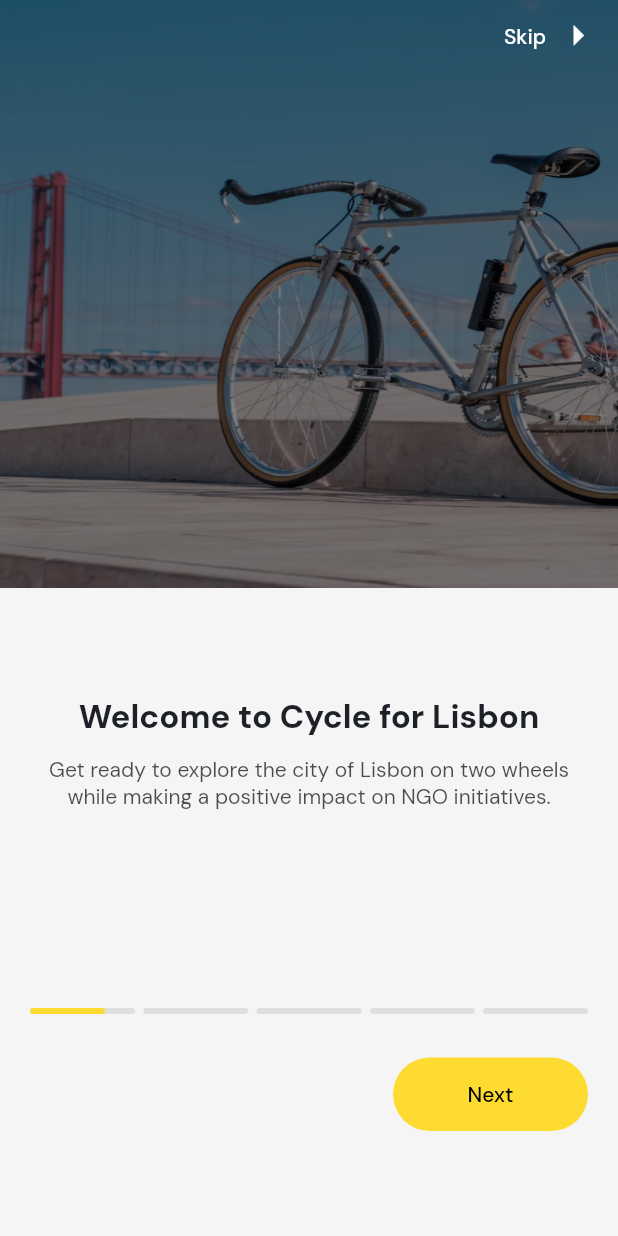
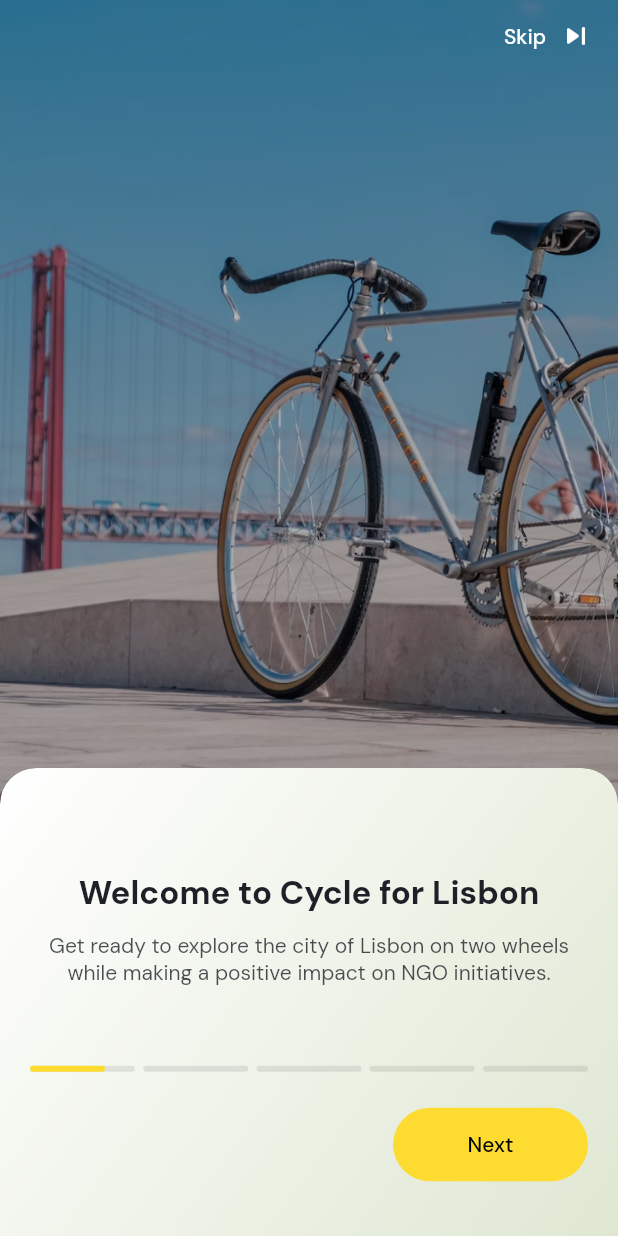
Before and after one commit to ChebacGrigore/Cycle_for_Lisbon_flutter, a Flutter app: the screen it shows after launch, on a phone screen of 412 x 824 dp. Run offline on Flutter 3.47's test engine with Material 2 defaults, Android fonts, the phone set to English and light mode, and no system bars; our stand-ins replace easy_localization, flutter_map, flutter_riverpod, flutter_svg, google_fonts, latlong2.

Commit message:
screen update

```diff
--- a/lib/view/screens/auth/onboarding.dart
+++ b/lib/view/screens/auth/onboarding.dart
@@ -55,12 +55,13 @@ class _OnboardingState extends State<Onboarding> {
   Widget build(BuildContext context) {
     return Scaffold(
       backgroundColor: AppColors.background,
-      body: SingleChildScrollView(
-        child: Column(
-          children: [
-            Container(
+      body: Stack(
+        children: [
+          Align(
+            alignment: Alignment.topCenter,
+            child: Container(
               width: double.infinity,
-              height: MediaQuery.of(context).size.height / 2 - 20,
+              height: MediaQuery.of(context).size.height / 2 + 150,
               decoration: BoxDecoration(
                 image: DecorationImage(
                   fit: BoxFit.fill,
@@ -70,7 +71,7 @@ class _OnboardingState extends State<Onboarding> {
                 ),
               ),
               child: Container(
-                color: AppColors.black.withOpacity(0.5),
+                color: AppColors.black.withOpacity(0.3),
                 child: SafeArea(
                   child: Align(
                     alignment: Alignment.topRight,
@@ -85,18 +86,39 @@ class _OnboardingState extends State<Onboarding> {
                         'skip'.tr(),
                         style: GoogleFonts.dmSans(),
                       ),
-                      label: const Icon(CFLIcons.skipArrow),
+                      label: const Icon(Icons.skip_next_rounded),
                     ),
                   ),
                 ),
               ),
             ),
-            const SizedBox(height: 51),
-            SafeArea(
-              child: Padding(
-                padding: const EdgeInsets.all(20),
+          ),
+
+          Align(
+            alignment: Alignment.bottomCenter,
+            child: ClipRRect(
+              borderRadius: const BorderRadius.only(
+                topLeft: Radius.circular(24),
+                topRight: Radius.circular(24),
+              ),
+              child: Container(
+                height: MediaQuery.of(context).size.height / 2 - 100,
+                padding: const EdgeInsets.only(
+                  left: 20,
+                  right: 20,
+                  top: 32,
+                ),
+                decoration: const BoxDecoration(
+                  color: AppColors.white,
+                  gradient: AppColors.whiteBgGradient,
+                  borderRadius: BorderRadius.only(
+                    topLeft: Radius.circular(24),
+                    topRight: Radius.circular(24),
+                  ),
+                ),
                 child: Column(
                   crossAxisAlignment: CrossAxisAlignment.center,
+                  mainAxisAlignment: MainAxisAlignment.center,
                   children: [
                     Text(
                       items[currentIndex].title,
@@ -108,7 +130,6 @@ class _OnboardingState extends State<Onboarding> {
                     ),
                     const SizedBox(height: 12),
                     SizedBox(
-                      height: 120,
                       child: Text(
                         items[currentIndex].description,
                         textAlign: TextAlign.center,
@@ -119,9 +140,9 @@ class _OnboardingState extends State<Onboarding> {
                       ),
                     ),
                     if (items[currentIndex].patners.isEmpty)
+                      const SizedBox(height: 24),
+                    if (items[currentIndex].patners.isNotEmpty) ...[
                       const SizedBox(height: 19),
-                    if (items[currentIndex].patners.isNotEmpty) ...[
-                      const SizedBox(height: 10),
                       Row(
                         mainAxisAlignment: MainAxisAlignment.spaceBetween,
                         children: items[currentIndex]
@@ -146,7 +167,7 @@ class _OnboardingState extends State<Onboarding> {
                           )
                           .toList(),
                     ),
-                    const SizedBox(height: 29),
+                    const SizedBox(height: 24),
                     Align(
                       alignment: Alignment.bottomRight,
                       child: SizedBox(
@@ -176,9 +197,9 @@ class _OnboardingState extends State<Onboarding> {
                 ),
               ),
             ),
-            // const Spacer(),
-          ],
-        ),
+          ),
+          // const Spacer(),
+        ],
       ),
     );
   }
--- a/lib/view/screens/auth/splash.dart
+++ b/lib/view/screens/auth/splash.dart
@@ -204,7 +204,7 @@ class AppRoundedButton extends StatelessWidget {
       shape: const CircleBorder(),
       child: Icon(
         icon,
-        size: 35.0,
+        size: 24.0,
         color: color ?? AppColors.white,
       ),
     );
--- a/lib/view/styles/colors.dart
+++ b/lib/view/styles/colors.dart
@@ -14,6 +14,16 @@ class AppColors {
   static const Color tomatoRed = Color(0xffE12020);
   static const Color cabbageGreen = Color(0xff00CC66);
   static const Color background = Color(0xffF5F5F5);
+
+  static const whiteBgGradient = LinearGradient(
+    begin: Alignment.topLeft,
+    end: Alignment.bottomRight,
+    colors: [
+      Color.fromARGB(255, 255, 255, 255),
+      Color.fromARGB(255, 223, 231, 210),
+    ],
+    stops: [0.0, 2],
+  );
 }
 
 const Map<int, Color> color = {
```
Also changed, not shown: lib/view/screens/auth/setup_profile.dart (+25 -5 lines), lib/view/screens/auth/signin.dart (+9 -4 lines), lib/view/screens/auth/signup.dart (+8 -3 lines).
